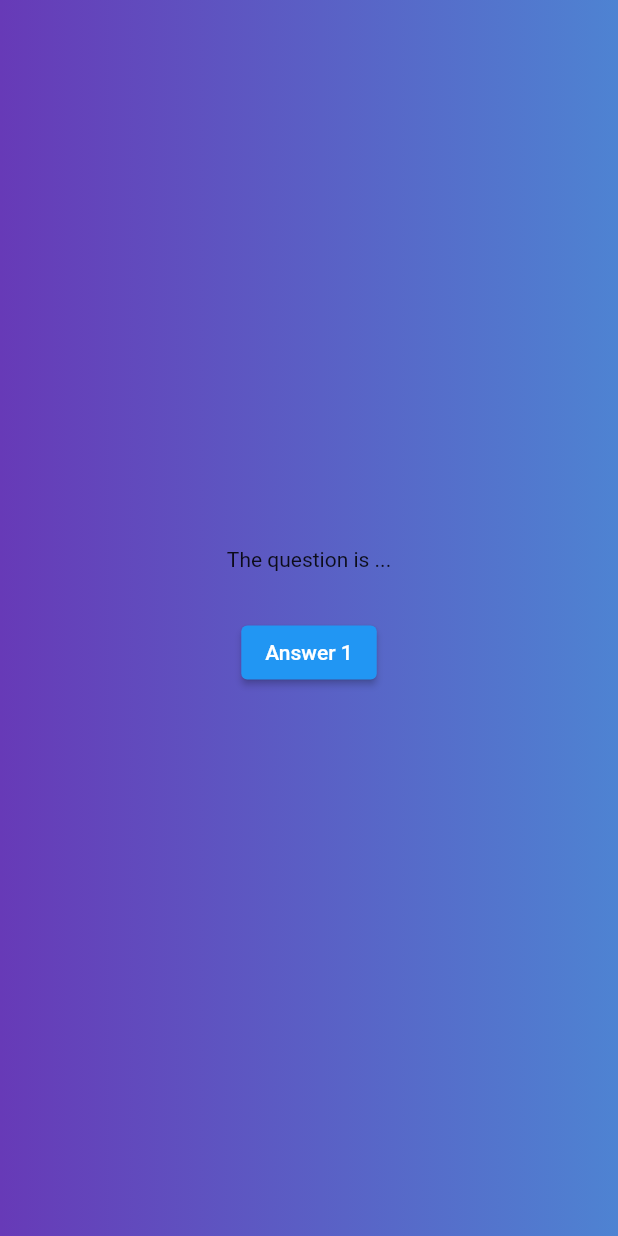
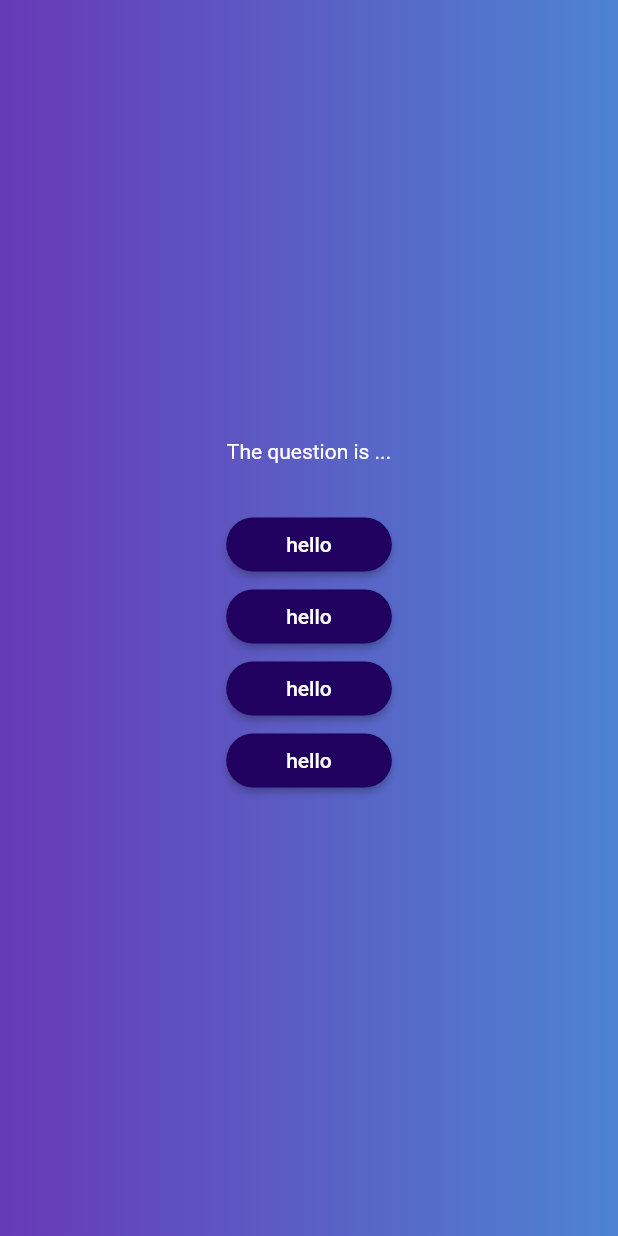
Before and after one commit to prabesh154/Flutter-Projects, a Flutter app: the screen it shows after launch, after a tap on "Play the Quiz", on a phone screen of 412 x 824 dp. Run offline on Flutter 3.47's test engine with Material 2 defaults, Android fonts, the phone set to English and light mode, and no system bars.

Commit message:
Created a custom reusable button AnswerButton

```diff
--- /dev/null
+++ b/quizapp/lib/answer_button.dart
@@ -0,0 +1,26 @@
+import 'package:flutter/material.dart';
+
+class AnswerButton extends StatelessWidget {
+  const AnswerButton(this.answerText, this.onTap, {super.key});
+  final String answerText;
+  final void Function() onTap;
+
+  @override
+  Widget build(BuildContext context) {
+    return ElevatedButton(
+      onPressed: onTap,
+      style: ElevatedButton.styleFrom(
+        padding: const EdgeInsets.symmetric(
+          vertical: 10,
+          horizontal: 40,
+        ),
+        backgroundColor: const Color.fromARGB(255, 33, 1, 95),
+        foregroundColor: Colors.white,
+        shape: RoundedRectangleBorder(
+          borderRadius: BorderRadius.circular(40),
+        ),
+      ),
+      child: Text(answerText),
+    );
+  }
+}
--- a/quizapp/lib/questions_screen.dart
+++ b/quizapp/lib/questions_screen.dart
@@ -1,4 +1,5 @@
 import 'package:flutter/material.dart';
+import 'package:quizapp/answer_button.dart';
 
 class QuestionsScreen extends StatefulWidget {
   const QuestionsScreen({super.key});
@@ -16,14 +17,17 @@ class _QuestionScreenState extends State<QuestionsScreen> {
       child: Column(
         mainAxisAlignment: MainAxisAlignment.center,
         children: [
-          const Text('The question is ...'),
+          const Text(
+            'The question is ...',
+            style: TextStyle(color: Colors.white),
+          ),
           const SizedBox(
             height: 30,
           ),
-          ElevatedButton(
-            onPressed: () {},
-            child: const Text('Answer 1'),
-          ),
+          AnswerButton('hello', () {}),
+          AnswerButton('hello', () {}),
+          AnswerButton('hello', () {}),
+          AnswerButton('hello', () {})
         ],
       ),
     );
```
